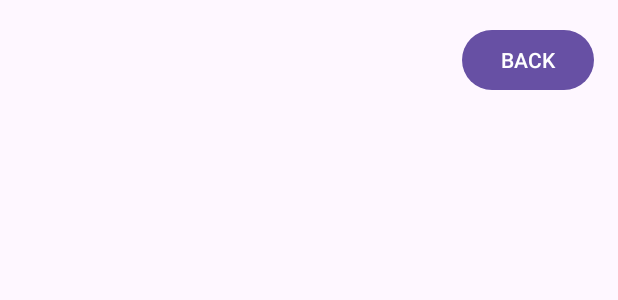
After one commit to HehNiceArt/CS106-AppDev-Finals, an Android app: the layout activity_menu.xml on its own in the app's theme, with its tools: preview values and no code run, on a phone screen of 412 x 824 dp. The commit adds this screen. Shown: the top 300 px of the screen. Run offline under Robolectric (Android 15) with nearby library versions, the phone set to English and light mode, and no system bars.

Commit message:
added functionality for ToyBTN and MenuBTN

```diff
--- a/app/src/main/AndroidManifest.xml
+++ b/app/src/main/AndroidManifest.xml
@@ -12,6 +12,12 @@
         android:supportsRtl="true"
         android:theme="@style/Theme.NyaNyanko"
         tools:targetApi="31">
+        <activity
+            android:name=".ToyActivity"
+            android:exported="false" />
+        <activity
+            android:name=".MenuActivity"
+            android:exported="false" />
         <activity
             android:name=".ShopActivity"
             android:exported="false" />
--- a/app/src/main/res/layout/activity_gameplay.xml
+++ b/app/src/main/res/layout/activity_gameplay.xml
@@ -102,13 +102,11 @@
                         android:id="@+id/toyBTN"
                         android:layout_width="wrap_content"
                         android:layout_height="wrap_content"
-                        android:onClick="handleToysBTNClick"
                         android:text="Toys" />
 
                     <Button
                         android:id="@+id/menuBTN"
                         android:layout_width="wrap_content"
-                        android:onClick="handleMenuBTNClick"
                         android:layout_height="wrap_content"
                         android:text="Menu" />
                 </LinearLayout>
@@ -116,14 +114,12 @@
                 <Button
                     android:id="@+id/shopBTN"
                     android:layout_width="wrap_content"
-                    android:onClick="handleShopBTNClick"
                     android:layout_height="wrap_content"
                     android:text="Shop" />
 
                 <Button
                     android:id="@+id/inventoryBTN"
                     android:layout_width="wrap_content"
-                    android:onClick="handleInventoryBTNClick"
                     android:layout_height="wrap_content"
                     android:text="Inventory" />
 
--- /dev/null
+++ b/app/src/main/res/layout/activity_menu.xml
@@ -0,0 +1,23 @@
+<?xml version="1.0" encoding="utf-8"?>
+<LinearLayout xmlns:android="http://schemas.android.com/apk/res/android"
+    xmlns:app="http://schemas.android.com/apk/res-auto"
+    xmlns:tools="http://schemas.android.com/tools"
+    android:layout_width="match_parent"
+    android:padding="16dp"
+    android:layout_height="match_parent"
+    tools:context=".MenuActivity">
+
+    <LinearLayout
+        android:layout_width="match_parent"
+        android:layout_height="match_parent"
+        android:orientation="vertical">
+
+        <Button
+            android:id="@+id/backBTN"
+            android:layout_width="wrap_content"
+            android:layout_gravity="end"
+            android:layout_height="wrap_content"
+            android:text="BACK" />
+
+    </LinearLayout>
+</LinearLayout>
```
Also changed, not shown: app/src/main/java/com/example/nyanyanko/Gameplay.java (+30 -6 lines), app/src/main/java/com/example/nyanyanko/MenuActivity.java (added, +25 -0 lines), app/src/main/java/com/example/nyanyanko/ToyActivity.java (added, +25 -0 lines), app/src/main/res/layout/activity_toy.xml (added, +28 -0 lines).
